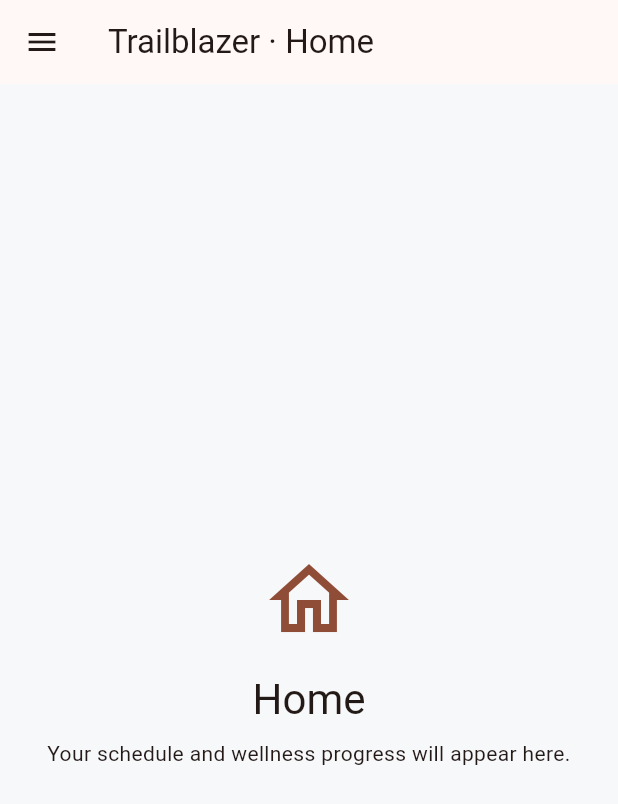
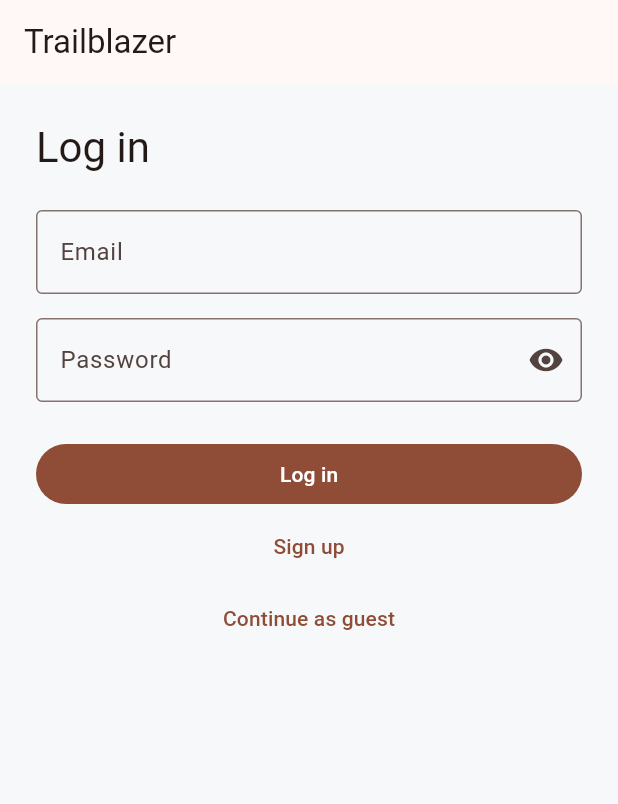
Before and after one commit to Suranjanp/trailblazers-mobile-app, a Flutter app: the screen it shows after launch, on a phone screen of 412 x 824 dp. Shown: the top 804 px of the screen. Run offline on Flutter 3.47's test engine with Material 3 defaults, Android fonts, the phone set to English and light mode, and no system bars.

Commit message:
Suranjan-added login and signup screens with form validation

```diff
--- a/lib/main.dart
+++ b/lib/main.dart
@@ -1,5 +1,6 @@
 import 'package:flutter/material.dart';
 
+import 'screens/auth_screen.dart';
 import 'screens/main_screen.dart';
 
 void main() {
@@ -19,7 +20,11 @@
         scaffoldBackgroundColor: const Color(0xFFF7F8FA),
         useMaterial3: true,
       ),
-      home: const MainScreen(),
+      home: const AuthScreen(),
+      routes: {
+        '/signup': (_) => const AuthScreen(signUp: true),
+        '/home': (_) => const MainScreen(),
+      },
     );
   }
 }
--- /dev/null
+++ b/lib/screens/auth_screen.dart
@@ -0,0 +1,168 @@
+import 'package:flutter/material.dart';
+
+class AuthScreen extends StatefulWidget {
+  const AuthScreen({super.key, this.signUp = false});
+
+  final bool signUp;
+
+  @override
+  State<AuthScreen> createState() => _AuthScreenState();
+}
+
+class _AuthScreenState extends State<AuthScreen> {
+  final _formKey = GlobalKey<FormState>();
+  final _password = TextEditingController();
+  bool _hidePassword = true;
+
+  @override
+  void dispose() {
+    _password.dispose();
+    super.dispose();
+  }
+
+  void _submit() {
+    if (!_formKey.currentState!.validate()) return;
+
+    FocusScope.of(context).unfocus();
+    ScaffoldMessenger.of(context).showSnackBar(
+      const SnackBar(
+        content: Text(
+          'Account access is unavailable. You can continue as a guest.',
+        ),
+      ),
+    );
+  }
+
+  @override
+  Widget build(BuildContext context) {
+    final signUp = widget.signUp;
+    final title = signUp ? 'Create account' : 'Log in';
+
+    return Scaffold(
+      appBar: AppBar(title: const Text('Trailblazer')),
+      body: SafeArea(
+        child: SingleChildScrollView(
+          padding: const EdgeInsets.all(24),
+          child: Center(
+            child: ConstrainedBox(
+              constraints: const BoxConstraints(maxWidth: 440),
+              child: Form(
+                key: _formKey,
+                child: Column(
+                  crossAxisAlignment: CrossAxisAlignment.stretch,
+                  children: [
+                    Text(
+                      title,
+                      style: Theme.of(context).textTheme.headlineMedium,
+                    ),
+                    const SizedBox(height: 24),
+                    if (signUp) ...[
+                      TextFormField(
+                        decoration: const InputDecoration(
+                          labelText: 'Name',
+                          border: OutlineInputBorder(),
+                        ),
+                        textCapitalization: TextCapitalization.words,
+                        textInputAction: TextInputAction.next,
+                        validator: (value) => (value ?? '').trim().isEmpty
+                            ? 'Enter your name.'
+                            : null,
+                      ),
+                      const SizedBox(height: 16),
+                    ],
+                    TextFormField(
+                      decoration: const InputDecoration(
+                        labelText: 'Email',
+                        border: OutlineInputBorder(),
+                      ),
+                      keyboardType: TextInputType.emailAddress,
+                      textInputAction: TextInputAction.next,
+                      autocorrect: false,
+                      validator: (value) {
+                        final email = (value ?? '').trim();
+                        return RegExp(r'^[^\s@]+@[^\s@]+\.[^\s@]+$')
+                                .hasMatch(email)
+                            ? null
+                            : 'Enter a valid email address.';
+                      },
+                    ),
+                    const SizedBox(height: 16),
+                    TextFormField(
+                      controller: _password,
+                      obscureText: _hidePassword,
+                      autocorrect: false,
+                      enableSuggestions: false,
+                      textInputAction: signUp
+                          ? TextInputAction.next
+                          : TextInputAction.done,
+                      onFieldSubmitted: signUp ? null : (_) => _submit(),
+                      decoration: InputDecoration(
+                        labelText: 'Password',
+                        border: const OutlineInputBorder(),
+                        suffixIcon: IconButton(
+                          tooltip: _hidePassword
+                              ? 'Show password'
+                              : 'Hide password',
+                          onPressed: () =>
+                              setState(() => _hidePassword = !_hidePassword),
+                          icon: Icon(
+                            _hidePassword
+                                ? Icons.visibility
+                                : Icons.visibility_off,
+                          ),
+                        ),
+                      ),
+                      validator: (value) {
+                        if (value == null || value.isEmpty) {
+                          return 'Enter your password.';
+                        }
+                        if (signUp && value.length < 8) {
+                          return 'Use at least 8 characters.';
+                        }
+                        return null;
+                      },
+                    ),
+                    if (signUp) ...[
+                      const SizedBox(height: 16),
+                      TextFormField(
+                        obscureText: true,
+                        autocorrect: false,
+                        enableSuggestions: false,
+                        textInputAction: TextInputAction.done,
+                        onFieldSubmitted: (_) => _submit(),
+                        decoration: const InputDecoration(
+                          labelText: 'Confirm password',
+                          border: OutlineInputBorder(),
+                        ),
+                        validator: (value) =>
+                            value == _password.text && _password.text.isNotEmpty
+                            ? null
+                            : 'Passwords must match.',
+                      ),
+                    ],
+                    const SizedBox(height: 24),
+                    FilledButton(onPressed: _submit, child: Text(title)),
+                    TextButton(
+                      onPressed: signUp
+                          ? () => Navigator.pop(context)
+                          : () => Navigator.pushNamed(context, '/signup'),
+                      child: Text(signUp ? 'Back to login' : 'Sign up'),
+                    ),
+                    TextButton(
+                      onPressed: () => Navigator.pushNamedAndRemoveUntil(
+                        context,
+                        '/home',
+                        (_) => false,
+                      ),
+                      child: const Text('Continue as guest'),
+                    ),
+                  ],
+                ),
+              ),
+            ),
+          ),
+        ),
+      ),
+    );
+  }
+}
```
Also changed, not shown: 2 other files.
